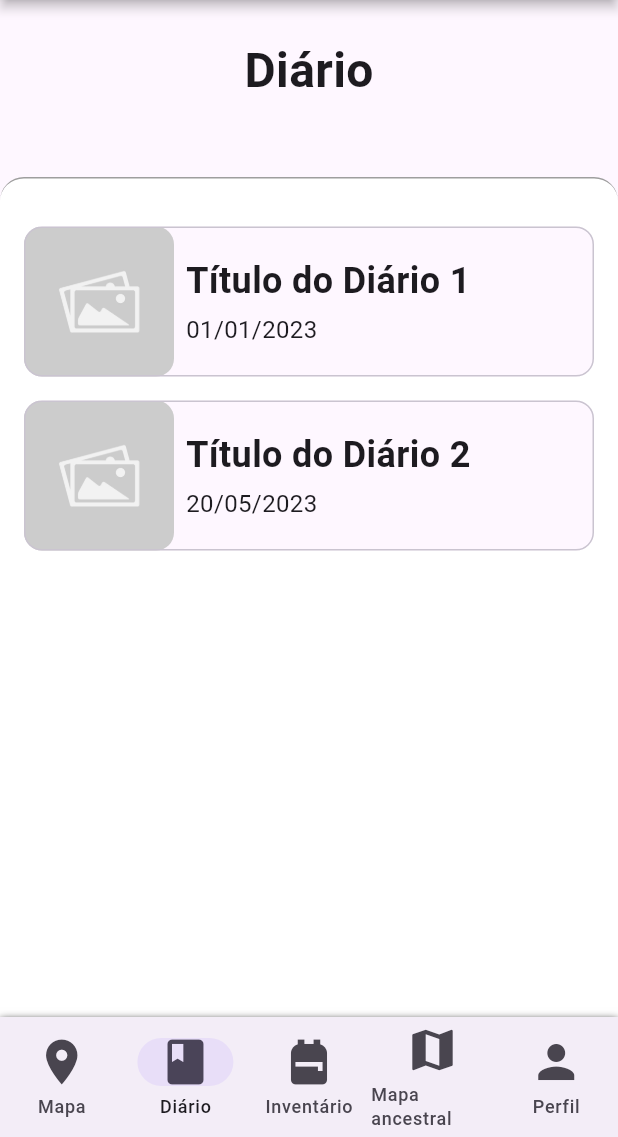
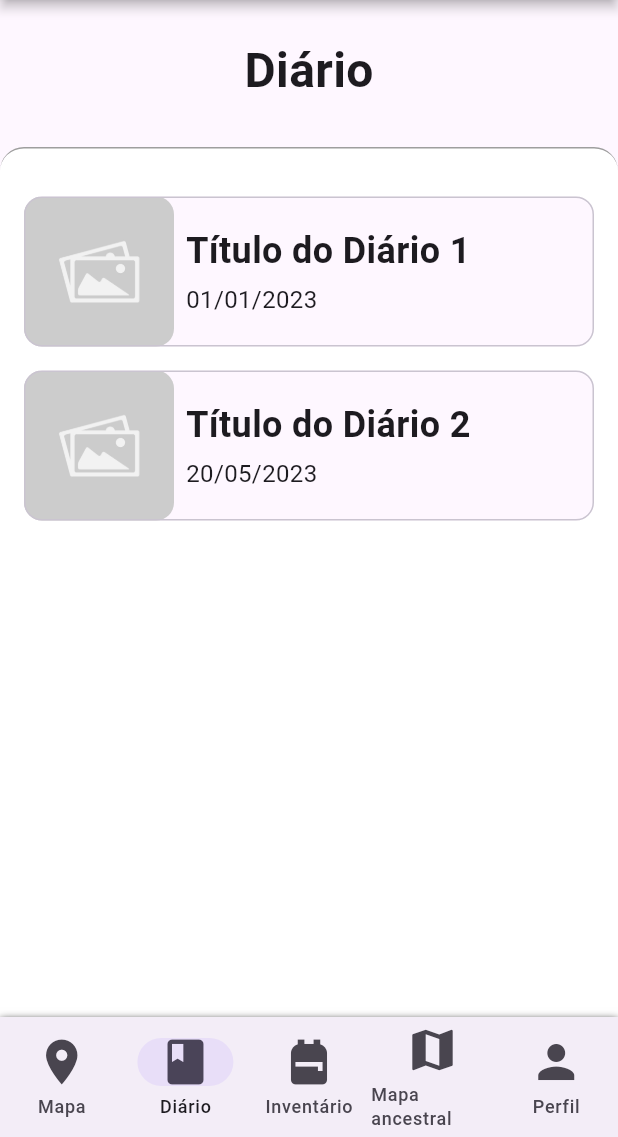
Before and after one commit to TinhoFZ/PI, a Flutter app: the screen it shows after launch, item 2 of the bottom bar chosen, on a phone screen of 412 x 824 dp, the part 99-1236 px from its top. Run offline on Flutter 3.47's test engine with Material 3 defaults, Android fonts, the phone set to English and light mode, and no system bars.

Commit message:
Sistema funcional com emulação mobile.
Rodando com Pixel 8a por meio de Android Studio

```diff
--- a/lib/views/diario.dart
+++ b/lib/views/diario.dart
@@ -10,7 +10,7 @@ class Diario extends StatelessWidget {
     return Column(
       children: [
         Padding(
-          padding: const EdgeInsets.only(top: 24.0, bottom: 48.0),
+          padding: const EdgeInsets.only(top: 24.0, bottom: 28.0),
           child: Text(
             'Diário',
             style: TextStyle(
--- a/lib/views/inventario.dart
+++ b/lib/views/inventario.dart
@@ -21,7 +21,7 @@ class _InventarioState extends State<Inventario> {
     return Column(
       children: [
         Padding(
-          padding: const EdgeInsets.symmetric(vertical: 24.0),
+          padding: const EdgeInsets.only(top: 24.0, bottom: 28.0),
           child: Text(
             'Inventário',
             style: TextStyle(
--- a/pubspec.yaml
+++ b/pubspec.yaml
@@ -35,6 +35,7 @@ dependencies:
   # Use with the CupertinoIcons class for iOS style icons.
   cupertino_icons: ^1.0.8
   spin_wheel: ^1.2.3
+  audioplayers: ^5.2.1
 
 dev_dependencies:
   flutter_test:
```
Also changed, not shown: pubspec.lock, 2 other files.
